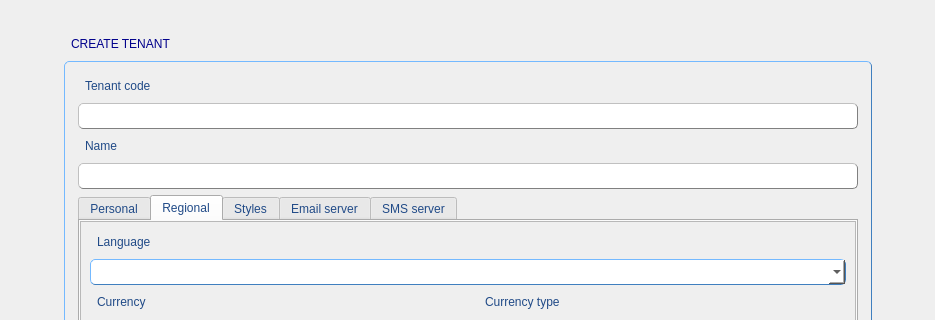
Qt form QBuilder/QBuilder/src/createtenantform.ui (Rork96/QtProjects) before a commit; both pictures show x 0 to 935 and y 0 to 320 of the 935 by 998 pixel window.
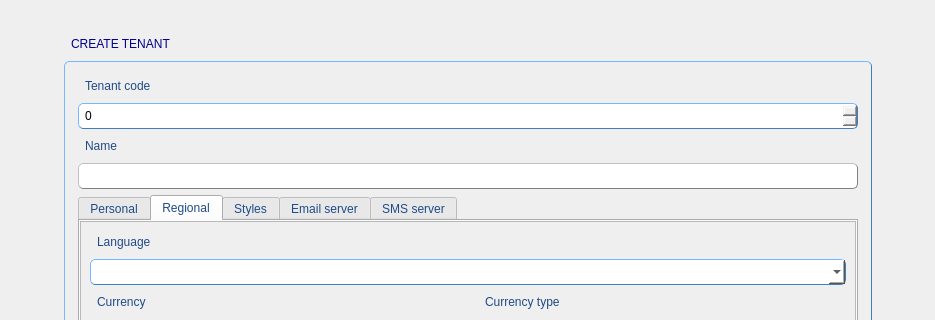
The same form after that commit. The open tabs and pages were chosen to show the change. Custom widgets are drawn as their Qt base class.

Commit message: Implement correct search. Was started working on tenant table, updated BaseForm class and have wrote base combo model.

Diff of the .ui file:
```diff
--- a/QBuilder/QBuilder/src/createtenantform.ui
+++ b/QBuilder/QBuilder/src/createtenantform.ui
@@ -57,7 +57,7 @@
                font: 9pt &quot;MS Shell Dlg 2&quot;;
 			   background-color: rgb(255, 255, 255);
               }
-QTextEdit {
+QPlainTextEdit {
                color: black;
                padding: 4px;
                border: 1px solid rgb(63, 127, 191); 
@@ -67,6 +67,14 @@
               }
 QScrollBar {
 			   background-color: rgb(240, 240, 240);
+              }
+QSpinBox {
+               color: black;
+               padding: 4px;
+               border: 1px solid rgb(63, 127, 191); 
+               border-radius: 5px;
+               border-style: outset;
+	           font: 10pt &quot;MS Shell Dlg 2&quot;;
               }</string>
   </property>
   <layout class="QGridLayout" name="gridLayout_7">
@@ -1671,18 +1679,7 @@
          </widget>
         </item>
         <item>
-         <widget class="QLineEdit" name="tenantCodeLine">
-          <property name="styleSheet">
-           <string notr="true">QLineEdit {
-               color: black;
-               padding: 4px;
-               border: 1px solid grey; 
-               border-radius: 5px;
-               border-style: outset;
-	           font: 10pt &quot;MS Shell Dlg 2&quot;;
-              }</string>
-          </property>
-         </widget>
+         <widget class="QSpinBox" name="tenantCodeSBox"/>
         </item>
        </layout>
       </item>
```
Left out of the diff: 51 changed lines with no effect on the pictures. The commit also changes 11 other files.
